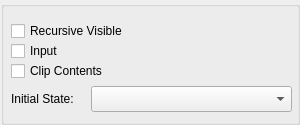
Old version of the form Tools/UIEditor/UI/flagspropertygridwidget.ui in the repository xaoctech/dava.engine.
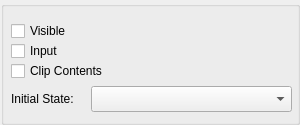
New version of the form.

Commit message: [DF-4498] - Get/SetRecursiveVisible() is changed back to Get/SetVisible().

```diff
--- a/Tools/UIEditor/UI/flagspropertygridwidget.ui
+++ b/Tools/UIEditor/UI/flagspropertygridwidget.ui
@@ -90,7 +90,7 @@
      </rect>
     </property>
     <property name="text">
-     <string>Recursive Visible</string>
+     <string>Visible</string>
     </property>
    </widget>
   </widget>
```
Left out of the diff: 4 changed lines with no effect on the pictures. The commit also changes 13 other files.
